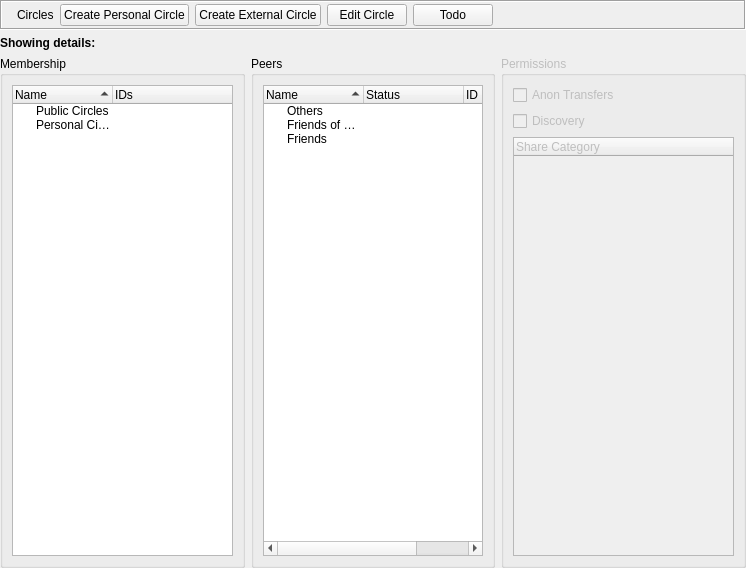
Above: retroshare-gui/src/gui/Circles/CirclesDialog.ui from RetroShare/RetroShare before the change. Below: the same form after it.
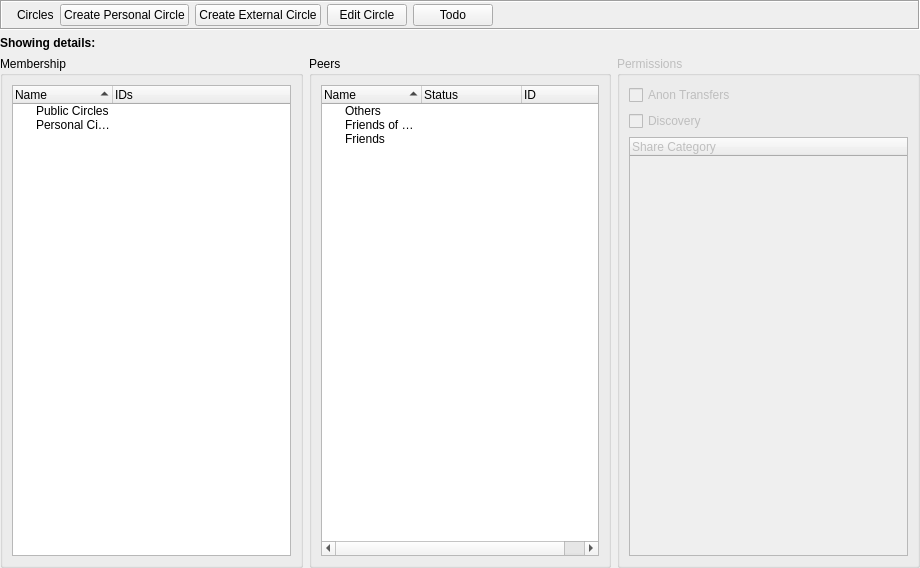
That is the form after the change. Icons and pictures are not drawn. Custom widgets are drawn as their Qt base class.

Commit message: added circle edit functionality to People tab

```diff
--- a/retroshare-gui/src/gui/Circles/CirclesDialog.ui
+++ b/retroshare-gui/src/gui/Circles/CirclesDialog.ui
@@ -6,7 +6,7 @@
    <rect>
     <x>0</x>
     <y>0</y>
-    <width>746</width>
+    <width>920</width>
     <height>568</height>
    </rect>
   </property>
```
Left out of the diff: 22 changed lines with no effect on the pictures. The commit also changes 4 other files.
